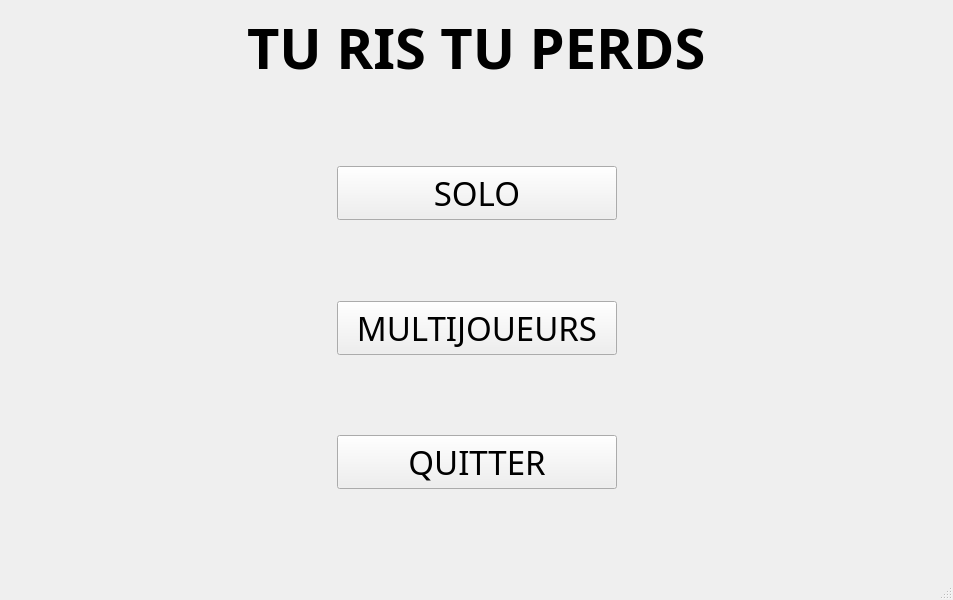
The window that mainwindow.ui (arcreane/c-tu-perds-tu-ris) describes before a commit, drawn with Qt 5.
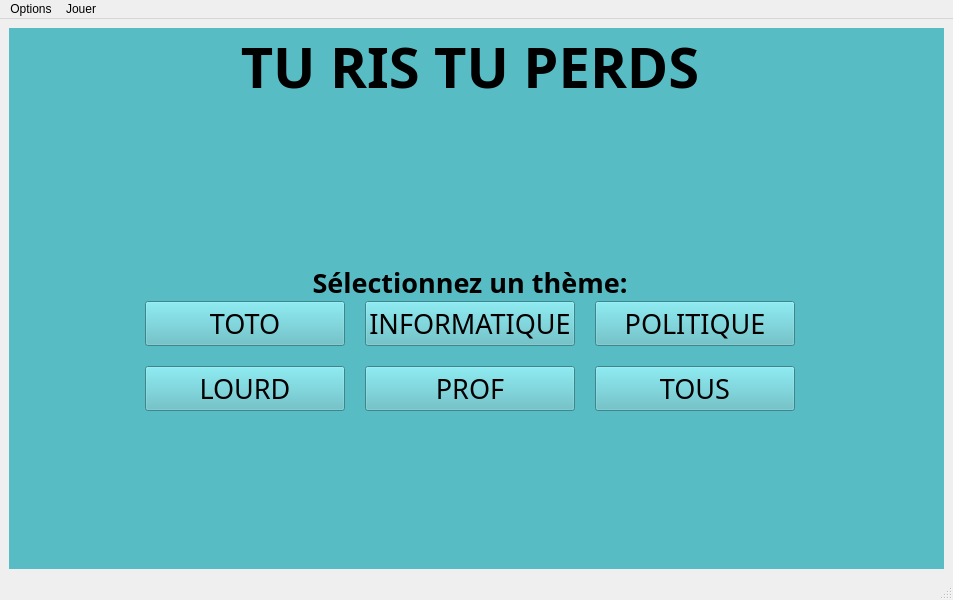
The same window after the commit. The open tabs and pages were chosen to show the change.

Commit message: ajout du changement de page

What changed in the file:
```diff
--- a/mainwindow.ui
+++ b/mainwindow.ui
@@ -16,6 +16,23 @@
   <widget class="QWidget" name="centralwidget">
    <layout class="QHBoxLayout" name="horizontalLayout">
     <item>
+     <widget class="QStackedWidget" name="stackedWidget">
+      <property name="styleSheet">
+       <string notr="true">background-color: rgb(88, 188, 196);</string>
+      </property>
+      <property name="currentIndex">
+       <number>0</number>
+      </property>
+      <widget class="QWidget" name="page">
+       <widget class="QWidget" name="">
+        <property name="geometry">
+         <rect>
+          <x>10</x>
+          <y>10</y>
+          <width>921</width>
+          <height>541</height>
+         </rect>
+        </property>
      <layout class="QGridLayout" name="gridLayout" columnstretch="0,0,0">
       <property name="leftMargin">
        <number>0</number>
@@ -112,6 +129,11 @@
               <pointsize>25</pointsize>
              </font>
             </property>
+               <property name="styleSheet">
+                <string notr="true">background-color: rgb(255, 255, 255);
+border-radius: 10px;
+padding-top: 5px</string>
+               </property>
             <property name="text">
              <string>SOLO</string>
             </property>
@@ -165,6 +187,11 @@
             <property name="acceptDrops">
              <bool>false</bool>
             </property>
+               <property name="styleSheet">
+                <string notr="true">background-color: rgb(255, 255, 255);
+border-radius: 10px;
+padding-top: 5px</string>
+               </property>
             <property name="text">
              <string>MULTIJOUEURS</string>
             </property>
@@ -212,6 +239,11 @@
               <pointsize>25</pointsize>
              </font>
             </property>
+               <property name="styleSheet">
+                <string notr="true">background-color: rgb(255, 255, 255);
+border-radius: 10px;
+padding-top: 5px</string>
+               </property>
             <property name="text">
              <string>QUITTER</string>
             </property>
@@ -248,6 +280,265 @@
        </layout>
       </item>
      </layout>
+       </widget>
+      </widget>
+      <widget class="QWidget" name="page_2">
+       <widget class="QWidget" name="layoutWidget">
+        <property name="geometry">
+         <rect>
+          <x>0</x>
+          <y>0</y>
+          <width>921</width>
+          <height>541</height>
+         </rect>
+        </property>
+        <layout class="QGridLayout" name="gridLayout_2" columnstretch="0,0,0">
+         <property name="leftMargin">
+          <number>0</number>
+         </property>
+         <property name="spacing">
+          <number>0</number>
+         </property>
+         <item row="0" column="0">
+          <spacer name="horizontalSpacer_5">
+           <property name="orientation">
+            <enum>Qt::Horizontal</enum>
+           </property>
+           <property name="sizeHint" stdset="0">
+            <size>
+             <width>40</width>
+             <height>20</height>
+            </size>
+           </property>
+          </spacer>
+         </item>
+         <item row="0" column="1">
+          <layout class="QVBoxLayout" name="verticalLayout_3">
+           <item>
+            <widget class="QLabel" name="label_2">
+             <property name="font">
+              <font>
+               <family>Poppins</family>
+               <pointsize>42</pointsize>
+               <weight>75</weight>
+               <bold>true</bold>
+              </font>
+             </property>
+             <property name="text">
+              <string>TU RIS TU PERDS</string>
+             </property>
+             <property name="alignment">
+              <set>Qt::AlignCenter</set>
+             </property>
+            </widget>
+           </item>
+          </layout>
+         </item>
+         <item row="0" column="2">
+          <spacer name="horizontalSpacer_6">
+           <property name="orientation">
+            <enum>Qt::Horizontal</enum>
+           </property>
+           <property name="sizeHint" stdset="0">
+            <size>
+             <width>40</width>
+             <height>20</height>
+            </size>
+           </property>
+          </spacer>
+         </item>
+         <item row="1" column="1">
+          <layout class="QHBoxLayout" name="horizontalLayout_3">
+           <item>
+            <layout class="QVBoxLayout" name="verticalLayout_4">
+             <item>
+              <spacer name="verticalSpacer_5">
+               <property name="orientation">
+                <enum>Qt::Vertical</enum>
+               </property>
+               <property name="sizeHint" stdset="0">
+                <size>
+                 <width>20</width>
+                 <height>40</height>
+                </size>
+               </property>
+              </spacer>
+             </item>
+             <item>
+              <widget class="QLabel" name="label_3">
+               <property name="font">
+                <font>
+                 <family>Poppins</family>
+                 <pointsize>20</pointsize>
+                 <weight>75</weight>
+                 <bold>true</bold>
+                </font>
+               </property>
+               <property name="text">
+                <string>Sélectionnez un thème:</string>
+               </property>
+               <property name="alignment">
+                <set>Qt::AlignCenter</set>
+               </property>
+              </widget>
+             </item>
+             <item>
+              <layout class="QHBoxLayout" name="horizontalLayout_5">
+               <item>
+                <layout class="QVBoxLayout" name="verticalLayout_7">
+                 <property name="spacing">
+                  <number>20</number>
+                 </property>
+                 <property name="leftMargin">
+                  <number>0</number>
+                 </property>
+                 <property name="rightMargin">
+                  <number>10</number>
+                 </property>
+                 <item>
+                  <widget class="QPushButton" name="button_toto_theme">
+                   <property name="font">
+                    <font>
+                     <family>Poppins</family>
+                     <pointsize>20</pointsize>
+                    </font>
+                   </property>
+                   <property name="text">
+                    <string>TOTO</string>
+                   </property>
+                  </widget>
+                 </item>
+                 <item>
+                  <widget class="QPushButton" name="button_boring_theme">
+                   <property name="minimumSize">
+                    <size>
+                     <width>200</width>
+                     <height>0</height>
+                    </size>
+                   </property>
+                   <property name="font">
+                    <font>
+                     <family>Poppins</family>
+                     <pointsize>20</pointsize>
+                    </font>
+                   </property>
+                   <property name="text">
+                    <string>LOURD</string>
+                   </property>
+                  </widget>
+                 </item>
+                </layout>
+               </item>
+               <item>
+                <layout class="QVBoxLayout" name="verticalLayout_6">
+                 <property name="spacing">
+                  <number>20</number>
+                 </property>
+                 <property name="leftMargin">
+                  <number>10</number>
+                 </property>
+                 <property name="rightMargin">
+                  <number>10</number>
+                 </property>
+                 <item>
+                  <widget class="QPushButton" name="button_computer_theme">
+                   <property name="font">
+                    <font>
+                     <family>Poppins</family>
+                     <pointsize>20</pointsize>
+                    </font>
+                   </property>
+                   <property name="text">
+                    <string>INFORMATIQUE</string>
+                   </property>
+                  </widget>
+                 </item>
+                 <item>
+                  <widget class="QPushButton" name="button_teacher_theme">
+                   <property name="minimumSize">
+                    <size>
+                     <width>200</width>
+                     <height>0</height>
+                    </size>
+                   </property>
+                   <property name="font">
+                    <font>
+                     <family>Poppins</family>
+                     <pointsize>20</pointsize>
+                    </font>
+                   </property>
+                   <property name="text">
+                    <string>PROF</string>
+                   </property>
+                  </widget>
+                 </item>
+                </layout>
+               </item>
+               <item>
+                <layout class="QVBoxLayout" name="verticalLayout_5" stretch="0,0">
+                 <property name="spacing">
+                  <number>20</number>
+                 </property>
+                 <property name="leftMargin">
+                  <number>10</number>
+                 </property>
+                 <item>
+                  <widget class="QPushButton" name="button_political_theme">
+                   <property name="font">
+                    <font>
+                     <family>Poppins</family>
+                     <pointsize>20</pointsize>
+                    </font>
+                   </property>
+                   <property name="text">
+                    <string>POLITIQUE</string>
+                   </property>
+                  </widget>
+                 </item>
+                 <item>
+                  <widget class="QPushButton" name="button_all_theme">
+                   <property name="minimumSize">
+                    <size>
+                     <width>200</width>
+                     <height>0</height>
+                    </size>
+                   </property>
+                   <property name="font">
+                    <font>
+                     <family>Poppins</family>
+                     <pointsize>20</pointsize>
+                    </font>
+                   </property>
+                   <property name="text">
+                    <string>TOUS</string>
+                   </property>
+                  </widget>
+                 </item>
+                </layout>
+               </item>
+              </layout>
+             </item>
+             <item>
+              <spacer name="verticalSpacer_7">
+               <property name="orientation">
+                <enum>Qt::Vertical</enum>
+               </property>
+               <property name="sizeHint" stdset="0">
+                <size>
+                 <width>20</width>
+                 <height>40</height>
+                </size>
+               </property>
+              </spacer>
+             </item>
+            </layout>
+           </item>
+          </layout>
+         </item>
+        </layout>
+       </widget>
+      </widget>
+     </widget>
     </item>
    </layout>
   </widget>
@@ -260,6 +551,21 @@
      <height>21</height>
     </rect>
    </property>
+   <widget class="QMenu" name="menuJouer">
+    <property name="title">
+     <string>Jouer</string>
+    </property>
+    <addaction name="actionSolo"/>
+    <addaction name="actionMultijoueurs"/>
+   </widget>
+   <widget class="QMenu" name="menuOptions">
+    <property name="title">
+     <string>Options</string>
+    </property>
+    <addaction name="actionQuitter"/>
+   </widget>
+   <addaction name="menuOptions"/>
+   <addaction name="menuJouer"/>
   </widget>
   <widget class="QStatusBar" name="statusbar"/>
  </widget>
```
Left out of the diff: 21 changed lines with no effect on the pictures. Lines whose indentation alone changed are shown as unchanged. The commit also changes 2 other files.
